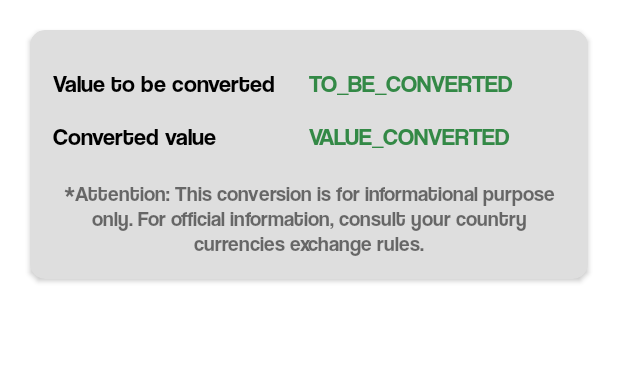
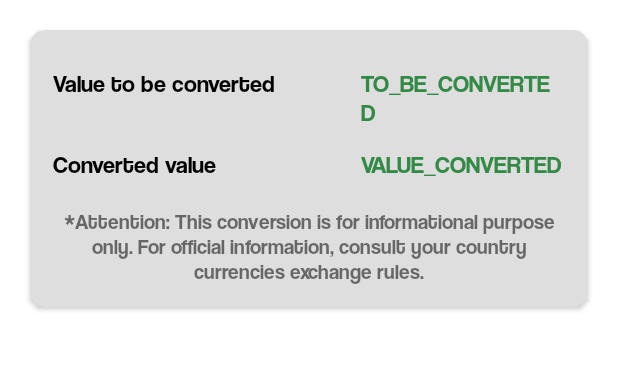
Before and after one commit to Gabriel-Bizarria/ConvertIt-App, an Android app: the layout fragment_conversion.xml on its own in the app's theme, with its tools: preview values and no code run, on a phone screen of 412 x 824 dp, the part 477-848 px from its top. Run offline under Robolectric (Android 15) with nearby library versions, the phone set to English and light mode, and no system bars.

Commit message:
Fix: layout

```diff
--- a/app/src/main/res/layout/fragment_conversion.xml
+++ b/app/src/main/res/layout/fragment_conversion.xml
@@ -12,13 +12,13 @@
 
         <LinearLayout
             android:id="@+id/linearlayout"
-            app:layout_constraintTop_toTopOf="parent"
-            app:layout_constraintStart_toStartOf="parent"
-            app:layout_constraintEnd_toEndOf="parent"
             android:layout_width="match_parent"
             android:layout_height="wrap_content"
+            android:layout_margin="20dp"
             android:orientation="horizontal"
-            android:layout_margin="20dp">
+            app:layout_constraintEnd_toEndOf="parent"
+            app:layout_constraintStart_toStartOf="parent"
+            app:layout_constraintTop_toTopOf="parent">
 
             <androidx.constraintlayout.widget.ConstraintLayout
                 android:layout_width="match_parent"
@@ -27,31 +27,31 @@
 
                 <TextView
                     android:id="@+id/tv_from"
-                    app:layout_constraintStart_toStartOf="parent"
-                    app:layout_constraintTop_toTopOf="parent"
                     android:layout_width="wrap_content"
                     android:layout_height="wrap_content"
+                    android:fontFamily="@font/coolvetica_regular"
                     android:text="@string/from"
+                    android:textColor="@color/black"
                     android:textSize="20sp"
-                    android:fontFamily="@font/coolvetica_regular"
-                    android:textColor="@color/black"/>
+                    app:layout_constraintStart_toStartOf="parent"
+                    app:layout_constraintTop_toTopOf="parent" />
 
                 <com.google.android.material.textfield.TextInputLayout
-                    app:layout_constraintStart_toStartOf="@id/tv_from"
-                    app:layout_constraintTop_toBottomOf="@id/tv_from"
-                    android:layout_marginTop="15dp"
+                    style="@style/Widget.MaterialComponents.TextInputLayout.OutlinedBox.ExposedDropdownMenu"
                     android:layout_width="match_parent"
                     android:layout_height="wrap_content"
-                    style="@style/Widget.MaterialComponents.TextInputLayout.OutlinedBox.ExposedDropdownMenu"
-                    >
+                    android:layout_marginTop="15dp"
+                    app:layout_constraintStart_toStartOf="@id/tv_from"
+                    app:layout_constraintTop_toBottomOf="@id/tv_from">
+
                     <AutoCompleteTextView
                         android:id="@+id/it_main_currencies"
                         android:layout_width="match_parent"
                         android:layout_height="match_parent"
-                        tools:text="USD"
+                        android:drawableStart="@drawable/ic_money"
+                        android:inputType="none"
                         android:textAlignment="center"
-                        android:drawableStart="@drawable/ic_money"
-                        android:inputType="none"/>
+                        tools:text="USD" />
                 </com.google.android.material.textfield.TextInputLayout>
 
             </androidx.constraintlayout.widget.ConstraintLayout>
@@ -59,12 +59,11 @@
             <ImageView
                 android:layout_width="wrap_content"
                 android:layout_height="match_parent"
+                android:layout_marginStart="20dp"
+                android:layout_marginTop="36dp"
+                android:layout_marginEnd="20dp"
                 android:src="@drawable/ic_arrows"
-                app:tint="@color/black"
-                android:layout_marginStart="20dp"
-                android:layout_marginEnd="20dp"
-                android:layout_marginTop="36dp"
-                />
+                app:tint="@color/black" />
 
             <androidx.constraintlayout.widget.ConstraintLayout
                 android:layout_width="match_parent"
@@ -73,31 +72,31 @@
 
                 <TextView
                     android:id="@+id/tv_to"
-                    app:layout_constraintStart_toStartOf="parent"
-                    app:layout_constraintTop_toTopOf="parent"
                     android:layout_width="wrap_content"
                     android:layout_height="wrap_content"
+                    android:fontFamily="@font/coolvetica_regular"
                     android:text="To"
+                    android:textColor="@color/black"
                     android:textSize="20sp"
-                    android:fontFamily="@font/coolvetica_regular"
-                    android:textColor="@color/black"/>
+                    app:layout_constraintStart_toStartOf="parent"
+                    app:layout_constraintTop_toTopOf="parent" />
 
                 <com.google.android.material.textfield.TextInputLayout
-                    app:layout_constraintStart_toStartOf="@id/tv_to"
-                    app:layout_constraintTop_toBottomOf="@id/tv_to"
-                    android:layout_marginTop="15dp"
+                    style="@style/Widget.MaterialComponents.TextInputLayout.OutlinedBox.ExposedDropdownMenu"
                     android:layout_width="match_parent"
                     android:layout_height="wrap_content"
-                    style="@style/Widget.MaterialComponents.TextInputLayout.OutlinedBox.ExposedDropdownMenu"
-                    >
+                    android:layout_marginTop="15dp"
+                    app:layout_constraintStart_toStartOf="@id/tv_to"
+                    app:layout_constraintTop_toBottomOf="@id/tv_to">
+
                     <AutoCompleteTextView
                         android:id="@+id/it_second_currency"
                         android:layout_width="match_parent"
                         android:layout_height="match_parent"
-                        tools:text="BRL"
+                        android:drawableStart="@drawable/ic_money"
+                        android:inputType="none"
                         android:textAlignment="center"
-                        android:drawableStart="@drawable/ic_money"
-                        android:inputType="none"/>
+                        tools:text="BRL" />
                 </com.google.android.material.textfield.TextInputLayout>
 
             </androidx.constraintlayout.widget.ConstraintLayout>
@@ -108,15 +107,14 @@
             android:id="@+id/tv_value"
             android:layout_width="match_parent"
             android:layout_height="wrap_content"
-            app:layout_constraintTop_toBottomOf="@id/linearlayout"
+            android:layout_margin="20dp"
+            android:fontFamily="@font/coolvetica_regular"
+            android:text="@string/value"
+            android:textColor="@color/black"
+            android:textSize="20sp"
+            app:layout_constraintEnd_toEndOf="parent"
             app:layout_constraintStart_toStartOf="parent"
-            app:layout_constraintEnd_toEndOf="parent"
-            android:layout_margin="20dp"
-            android:text="@string/value"
-            android:textSize="20sp"
-            android:fontFamily="@font/coolvetica_regular"
-            android:textColor="@color/black"
-            />
+            app:layout_constraintTop_toBottomOf="@id/linearlayout" />
 
         <com.google.android.material.textfield.TextInputLayout
             android:id="@+id/value_input_layout"
@@ -134,7 +132,7 @@
                 android:layout_height="match_parent"
                 android:drawableStart="@drawable/ic_money"
                 android:inputType="numberDecimal"
-                android:maxLines="1"/>
+                android:maxLines="1" />
         </com.google.android.material.textfield.TextInputLayout>
 
 
@@ -142,28 +140,29 @@
             android:id="@+id/convert_button"
             android:layout_width="wrap_content"
             android:layout_height="60sp"
-            android:text="@string/convert"
-            android:textColor="@color/black"
-            app:layout_constraintTop_toBottomOf="@id/value_input_layout"
-            app:layout_constraintStart_toStartOf="parent"
-            app:layout_constraintEnd_toEndOf="parent"
             android:layout_marginTop="20dp"
             android:fontFamily="@font/coolvetica_regular"
+            android:text="@string/convert"
             android:textAllCaps="false"
+            android:textColor="@color/black"
             android:textSize="20sp"
-            />
+            app:layout_constraintEnd_toEndOf="parent"
+            app:layout_constraintStart_toStartOf="parent"
+            app:layout_constraintTop_toBottomOf="@id/value_input_layout" />
 
         <androidx.cardview.widget.CardView
             android:id="@+id/cv_result"
             android:layout_width="match_parent"
             android:layout_height="wrap_content"
+            android:layout_marginStart="20dp"
+            android:layout_marginEnd="20dp"
+            android:layout_marginTop="20dp"
+            android:backgroundTint="@color/lighter_gray"
+            android:visibility="gone"
+            app:cardCornerRadius="10dp"
+            app:layout_constraintEnd_toEndOf="parent"
+            app:layout_constraintStart_toStartOf="parent"
             app:layout_constraintTop_toBottomOf="@id/convert_button"
-            app:layout_constraintStart_toStartOf="parent"
-            app:layout_constraintEnd_toEndOf="parent"
-            android:backgroundTint="@color/lighter_gray"
-            android:layout_margin="20dp"
-            app:cardCornerRadius="10dp"
-            android:visibility="gone"
             tools:visibility="visible">
 
             <androidx.constraintlayout.widget.ConstraintLayout
@@ -194,7 +193,7 @@
                         android:id="@+id/tv_value_to_convert"
                         android:layout_width="match_parent"
                         android:layout_height="wrap_content"
-                        android:layout_weight="1"
+                        android:layout_weight="1.5"
                         android:fontFamily="@font/coolvetica_regular"
                         android:text="@string/to_be_converted"
                         android:textColor="@color/darker_green"
@@ -224,7 +223,7 @@
                         android:id="@+id/tv_result_converted"
                         android:layout_width="match_parent"
                         android:layout_height="wrap_content"
-                        android:layout_weight="1"
+                        android:layout_weight="1.5"
                         android:fontFamily="@font/coolvetica_regular"
                         android:text="@string/value_converted"
                         android:textColor="@color/darker_green"
@@ -233,17 +232,14 @@
                 </LinearLayout>
 
                 <TextView
-                    app:layout_constraintTop_toBottomOf="@id/linearlayout3"
-                    android:fontFamily="@font/coolvetica_regular"
                     android:layout_width="match_parent"
                     android:layout_height="match_parent"
                     android:layout_marginTop="20dp"
+                    android:fontFamily="@font/coolvetica_regular"
                     android:text="@string/phrase_attention"
-                    android:textAlignment="center"/>
+                    android:textAlignment="center"
+                    app:layout_constraintTop_toBottomOf="@id/linearlayout3" />
             </androidx.constraintlayout.widget.ConstraintLayout>
-
         </androidx.cardview.widget.CardView>
-
     </androidx.constraintlayout.widget.ConstraintLayout>
-
 </FrameLayout>
```
Also changed, not shown: app/src/main/res/layout/fragment_currencies.xml (+135 -128 lines).
